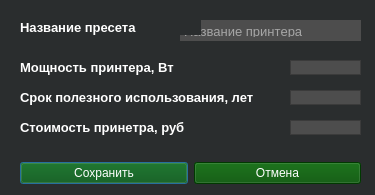
First picture: the form in src/view/ui/settings_preset.ui, repository Ranzo/Calc3d_by_Risen, before the edit.
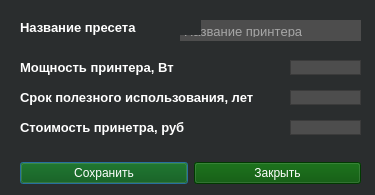
Second picture: the form after the edit. Icons and pictures are not drawn.

What changed in the file:
```diff
--- a/src/view/ui/settings_preset.ui
+++ b/src/view/ui/settings_preset.ui
@@ -165,7 +165,7 @@
               <string notr="true">background-color: rgb(0, 80, 0);</string>
             </property>
             <property name="text">
-              <string>Отмена</string>
+              <string>Закрыть</string>
             </property>
           </widget>
         </item>
```
